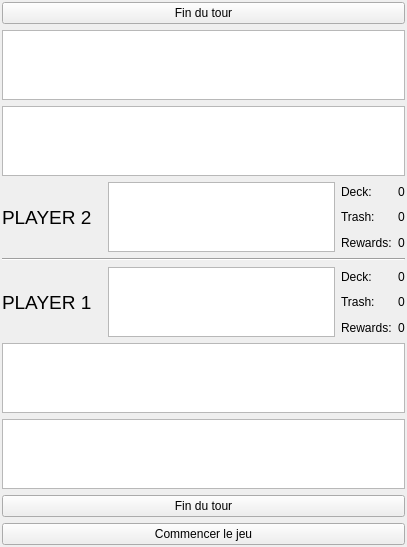
This is board.ui in Latlante/CardsGame as Qt 5 draws it before an edit. The edited form follows.
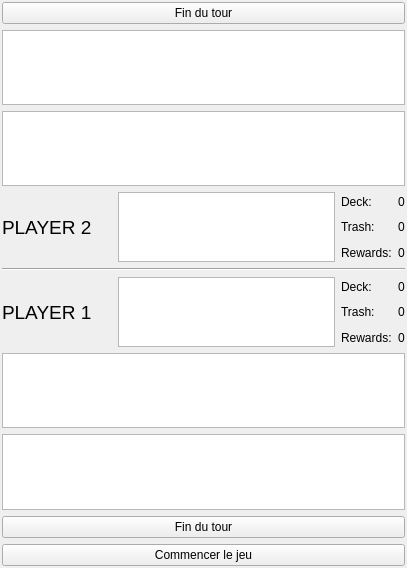
This is the edited form.

Commit message: Mise en place du tour par tour Ajout des récompenses en début de match Ajout de l'accesseur name dans Player Modification des données affichées dans les QTableView bug: Modification de la zone de combat de QListView à QTableView bug: Correction du nombre de colonnes dans les QTableView

Diff of the .ui file:
```diff
--- a/board.ui
+++ b/board.ui
@@ -7,7 +7,7 @@
     <x>0</x>
     <y>0</y>
     <width>407</width>
-    <height>544</height>
+    <height>568</height>
    </rect>
   </property>
   <property name="windowTitle">
@@ -61,16 +61,23 @@
           <property name="orientation">
            <enum>Qt::Horizontal</enum>
           </property>
+          <property name="sizeType">
+           <enum>QSizePolicy::Fixed</enum>
+          </property>
           <property name="sizeHint" stdset="0">
            <size>
-            <width>40</width>
+            <width>20</width>
             <height>20</height>
            </size>
           </property>
          </spacer>
         </item>
         <item>
-         <widget class="QListView" name="listView_FightingArea_P2"/>
+         <widget class="QTableView" name="tableView_FightingArea_P2">
+          <attribute name="verticalHeaderStretchLastSection">
+           <bool>true</bool>
+          </attribute>
+         </widget>
         </item>
         <item>
          <layout class="QGridLayout" name="gridLayout_2">
@@ -150,16 +157,26 @@
           <property name="orientation">
            <enum>Qt::Horizontal</enum>
           </property>
+          <property name="sizeType">
+           <enum>QSizePolicy::Fixed</enum>
+          </property>
           <property name="sizeHint" stdset="0">
            <size>
-            <width>40</width>
+            <width>20</width>
             <height>20</height>
            </size>
           </property>
          </spacer>
         </item>
         <item>
-         <widget class="QListView" name="listView_FightingArea_P1"/>
+         <widget class="QTableView" name="tableView_FightingArea_P1">
+          <attribute name="horizontalHeaderStretchLastSection">
+           <bool>false</bool>
+          </attribute>
+          <attribute name="verticalHeaderStretchLastSection">
+           <bool>true</bool>
+          </attribute>
+         </widget>
         </item>
         <item>
          <layout class="QGridLayout" name="gridLayout">
```
The commit also changes 11 other files.
